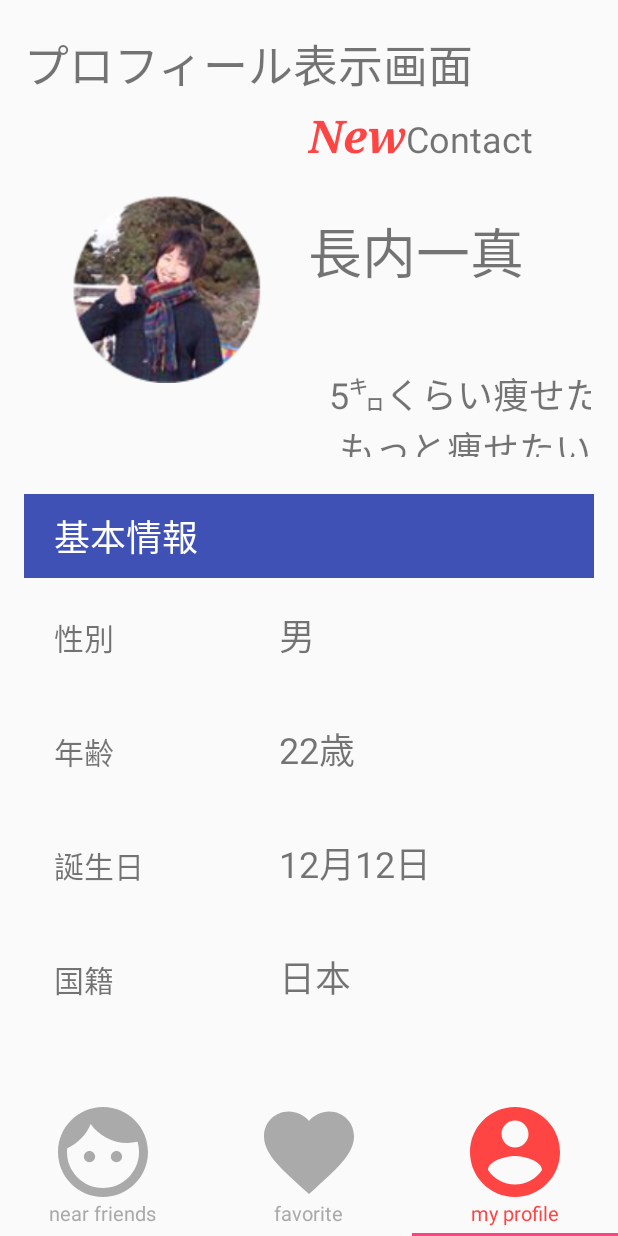
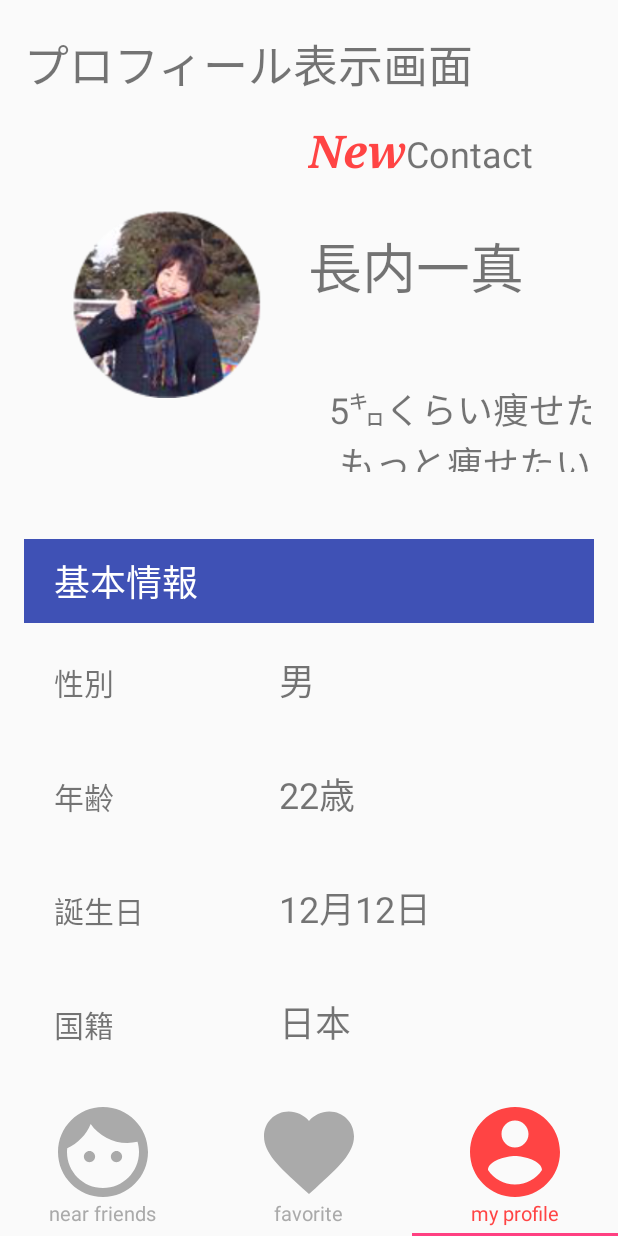
Before and after one commit to enpit2016fun/pbl_e, an Android app: the screen it shows after launch (MainActivity), item 3 of the bottom bar chosen, on a phone screen of 412 x 824 dp. Run offline under Robolectric (Android 15) with nearby library versions, the phone set to English and light mode, and no system bars.

Commit message:
ajust collum layout

```diff
--- a/app/src/main/res/layout/fragment_profile.xml
+++ b/app/src/main/res/layout/fragment_profile.xml
@@ -25,7 +25,9 @@
             android:orientation="horizontal"
             android:layout_width="match_parent"
             android:layout_height="259dp"
-            android:weightSum="1">
+            android:weightSum="1"
+            android:layout_marginTop="10dp"
+            android:layout_marginBottom="20dp">
 
             <ImageView
                 android:layout_width="wrap_content"
```
